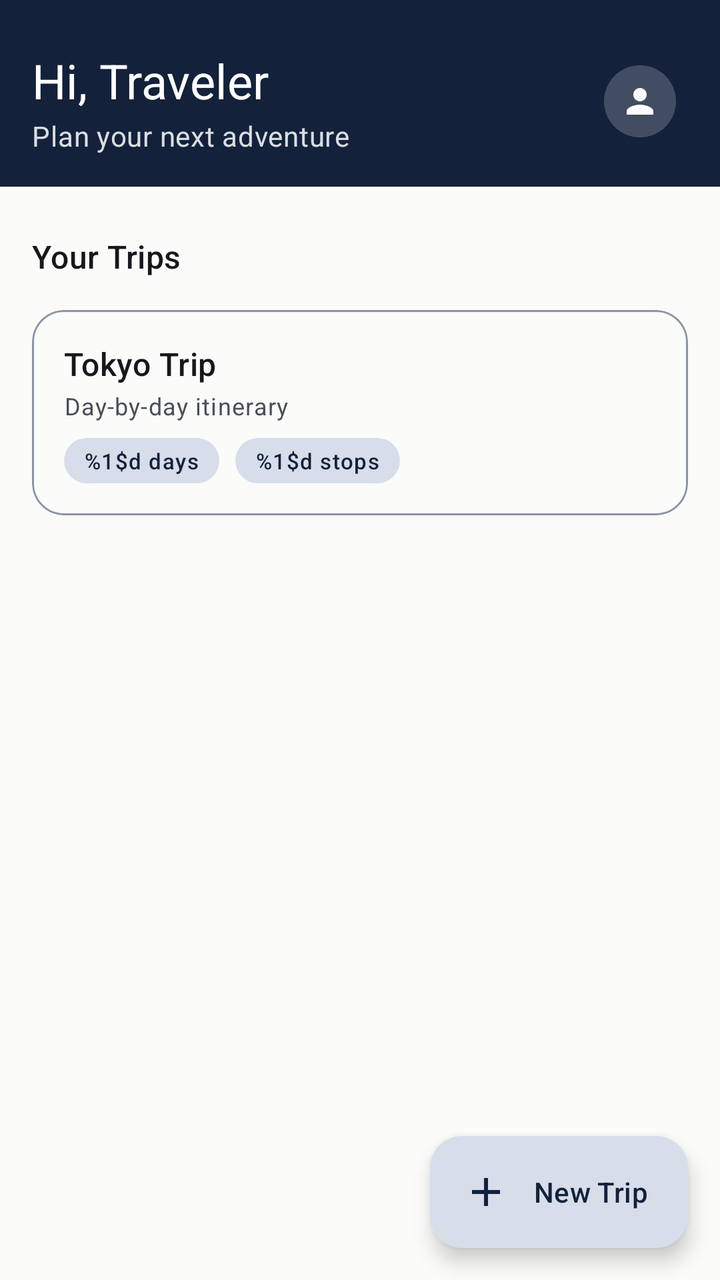
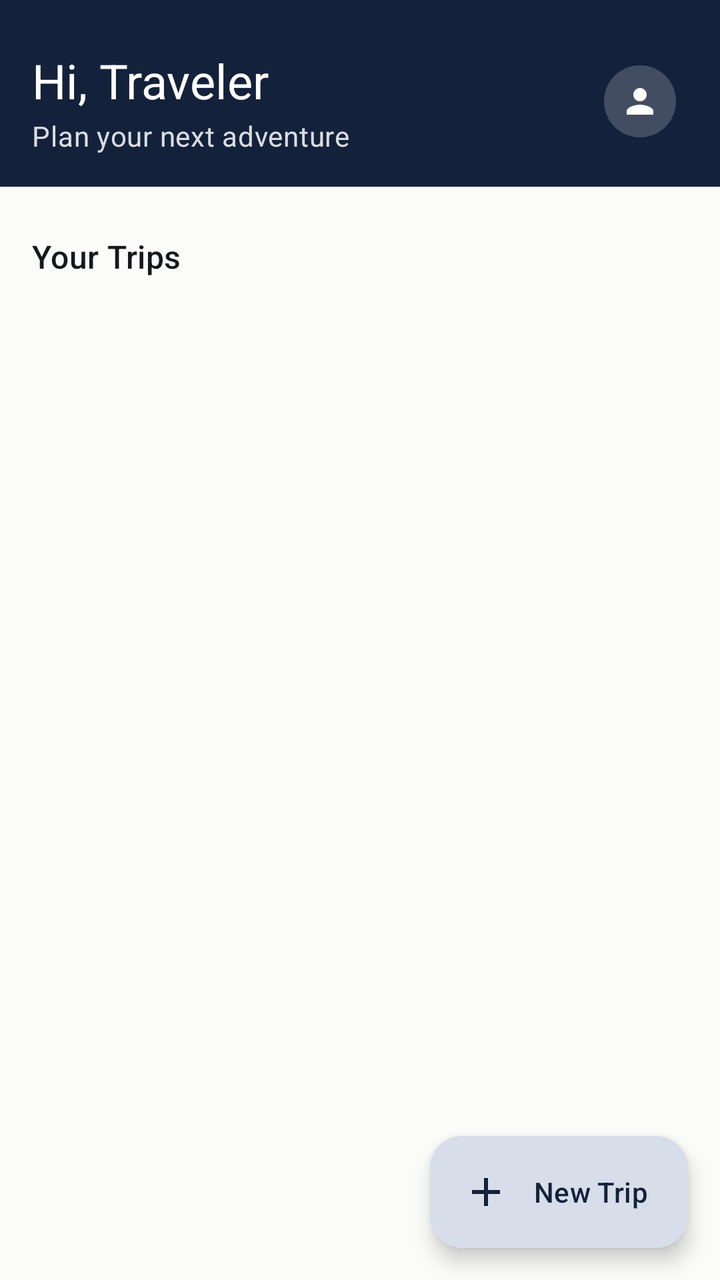

Before-and-after screenshots of an Android layout around one commit, followed by the original layout XML and the change that was made.
<!-- AndroidManifest.xml: application theme Theme.TripFit -->
<!-- res/layout/activity_home.xml -->
<?xml version="1.0" encoding="utf-8"?>
<androidx.coordinatorlayout.widget.CoordinatorLayout xmlns:android="http://schemas.android.com/apk/res/android"
    xmlns:app="http://schemas.android.com/apk/res-auto"
    xmlns:tools="http://schemas.android.com/tools"
    android:id="@+id/home_root"
    android:layout_width="match_parent"
    android:layout_height="match_parent"
    android:background="?attr/colorSurface"
    tools:context=".HomeActivity">

    <com.google.android.material.appbar.AppBarLayout
        android:layout_width="match_parent"
        android:layout_height="wrap_content"
        android:background="?attr/colorPrimary"
        android:elevation="0dp">

        <LinearLayout
            android:layout_width="match_parent"
            android:layout_height="wrap_content"
            android:gravity="center_vertical"
            android:orientation="horizontal"
            android:paddingHorizontal="@dimen/space_md"
            android:paddingTop="@dimen/space_lg"
            android:paddingBottom="@dimen/space_md">

            <LinearLayout
                android:layout_width="0dp"
                android:layout_height="wrap_content"
                android:layout_weight="1"
                android:orientation="vertical">

                <TextView
                    android:id="@+id/text_home_greeting"
                    android:layout_width="match_parent"
                    android:layout_height="wrap_content"
                    android:text="@string/home_greeting"
                    android:textAppearance="?attr/textAppearanceHeadlineSmall"
                    android:textColor="?attr/colorOnPrimary" />

                <TextView
                    android:layout_width="match_parent"
                    android:layout_height="wrap_content"
                    android:layout_marginTop="2dp"
                    android:alpha="0.85"
                    android:text="@string/home_subtitle"
                    android:textAppearance="?attr/textAppearanceBodyMedium"
                    android:textColor="?attr/colorOnPrimary" />

            </LinearLayout>

            <FrameLayout
                android:id="@+id/button_profile"
                android:layout_width="48dp"
                android:layout_height="48dp"
                android:layout_marginStart="@dimen/space_sm"
                android:background="?attr/selectableItemBackgroundBorderless"
                android:clickable="true"
                android:contentDescription="@string/cd_profile"
                android:focusable="true">

                <ImageView
                    android:layout_width="36dp"
                    android:layout_height="36dp"
                    android:layout_gravity="center"
                    android:background="@drawable/bg_avatar_header"
                    android:contentDescription="@null"
                    android:padding="8dp"
                    android:src="@drawable/ic_person_24" />

            </FrameLayout>

        </LinearLayout>

    </com.google.android.material.appbar.AppBarLayout>

    <androidx.core.widget.NestedScrollView
        android:layout_width="match_parent"
        android:layout_height="match_parent"
        android:clipToPadding="false"
        android:fillViewport="true"
        android:paddingBottom="@dimen/list_bottom_padding"
        app:layout_behavior="@string/appbar_scrolling_view_behavior">

        <LinearLayout
            android:layout_width="match_parent"
            android:layout_height="wrap_content"
            android:orientation="vertical">

            <TextView
                android:layout_width="match_parent"
                android:layout_height="wrap_content"
                android:paddingHorizontal="@dimen/space_md"
                android:paddingTop="@dimen/space_lg"
                android:paddingBottom="@dimen/space_sm"
                android:text="@string/home_your_trips"
                android:textAppearance="?attr/textAppearanceTitleMedium"
                android:textColor="?attr/colorOnBackground" />

            <com.google.android.material.card.MaterialCardView
                android:id="@+id/card_trip_tokyo"
                android:layout_width="match_parent"
                android:layout_height="wrap_content"
                android:layout_marginHorizontal="@dimen/space_md"
                android:layout_marginTop="@dimen/space_sm"
                android:checkable="false"
                android:clickable="true"
                android:focusable="true"
                android:foreground="?attr/selectableItemBackground"
                app:cardBackgroundColor="?attr/colorSurface"
                app:cardCornerRadius="@dimen/card_corner"
                app:cardElevation="0dp"
                app:strokeColor="?attr/colorOutline"
                app:strokeWidth="1dp">

                <LinearLayout
                    android:layout_width="match_parent"
                    android:layout_height="wrap_content"
                    android:orientation="vertical"
                    android:padding="@dimen/space_md">

                    <TextView
                        android:id="@+id/text_trip_title"
                        android:layout_width="match_parent"
                        android:layout_height="wrap_content"
                        android:text="@string/itinerary_title"
                        android:textAppearance="?attr/textAppearanceTitleMedium"
                        android:textColor="?attr/colorOnSurface" />

                    <TextView
                        android:id="@+id/text_trip_subtitle"
                        android:layout_width="match_parent"
                        android:layout_height="wrap_content"
                        android:layout_marginTop="2dp"
                        android:text="@string/itinerary_subtitle"
                        android:textAppearance="?attr/textAppearanceBodySmall"
                        android:textColor="?attr/colorOnSurfaceVariant" />

                    <LinearLayout
                        android:layout_width="wrap_content"
                        android:layout_height="wrap_content"
                        android:layout_marginTop="@dimen/space_sm"
                        android:orientation="horizontal">

                        <TextView
                            android:id="@+id/text_trip_days"
                            android:layout_width="wrap_content"
                            android:layout_height="wrap_content"
                            android:background="@drawable/bg_chip_count"
                            android:paddingHorizontal="@dimen/chip_padding_horizontal"
                            android:paddingVertical="@dimen/chip_padding_vertical"
                            android:text="@string/trip_days_count"
                            android:textAppearance="?attr/textAppearanceLabelSmall"
                            android:textColor="?attr/colorOnPrimaryContainer" />

                        <TextView
                            android:id="@+id/text_trip_stops"
                            android:layout_width="wrap_content"
                            android:layout_height="wrap_content"
                            android:layout_marginStart="@dimen/space_sm"
                            android:background="@drawable/bg_chip_count"
                            android:paddingHorizontal="@dimen/chip_padding_horizontal"
                            android:paddingVertical="@dimen/chip_padding_vertical"
                            android:text="@string/trip_stops_count"
                            android:textAppearance="?attr/textAppearanceLabelSmall"
                            android:textColor="?attr/colorOnPrimaryContainer" />

                    </LinearLayout>

                </LinearLayout>

            </com.google.android.material.card.MaterialCardView>

        </LinearLayout>

    </androidx.core.widget.NestedScrollView>

    <com.google.android.material.floatingactionbutton.ExtendedFloatingActionButton
        android:id="@+id/fab_new_trip"
        android:layout_width="wrap_content"
        android:layout_height="wrap_content"
        android:layout_gravity="bottom|end"
        android:layout_margin="@dimen/space_md"
        android:text="@string/new_trip"
        app:icon="@drawable/ic_add_24"
        app:layout_anchorGravity="bottom|end" />

</androidx.coordinatorlayout.widget.CoordinatorLayout>
<!-- resources referenced by this layout -->
<resources>
  <dimen name="card_corner">16dp</dimen>
  <dimen name="chip_padding_horizontal">10dp</dimen>
  <dimen name="chip_padding_vertical">4dp</dimen>
  <dimen name="list_bottom_padding">96dp</dimen>
  <dimen name="space_lg">24dp</dimen>
  <dimen name="space_md">16dp</dimen>
  <dimen name="space_sm">8dp</dimen>
  <!-- drawable bg_avatar_header (drawable) -->
  <?xml version="1.0" encoding="utf-8"?>
  <shape xmlns:android="http://schemas.android.com/apk/res/android"
      android:shape="oval">
      <solid android:color="#33FFFFFF" />
  </shape>
  <!-- drawable bg_chip_count (drawable) -->
  <?xml version="1.0" encoding="utf-8"?>
  <shape xmlns:android="http://schemas.android.com/apk/res/android"
      android:shape="rectangle">
      <solid android:color="?attr/colorPrimaryContainer" />
      <corners android:radius="@dimen/chip_corner_radius" />
  </shape>
  <!-- drawable ic_add_24 (drawable) -->
  <vector xmlns:android="http://schemas.android.com/apk/res/android"
      android:width="24dp"
      android:height="24dp"
      android:viewportWidth="24"
      android:viewportHeight="24">
      <path
          android:fillColor="@android:color/white"
          android:pathData="M19,13h-6v6h-2v-6H5v-2h6V5h2v6h6v2z" />
  </vector>
  <!-- drawable ic_person_24 (drawable) -->
  <vector xmlns:android="http://schemas.android.com/apk/res/android"
      android:width="24dp"
      android:height="24dp"
      android:viewportWidth="24"
      android:viewportHeight="24"
      android:tint="?attr/colorOnPrimary">
      <path
          android:fillColor="@android:color/white"
          android:pathData="M12,12c2.21,0 4,-1.79 4,-4s-1.79,-4 -4,-4 -4,1.79 -4,4 1.79,4 4,4zM12,14c-2.67,0 -8,1.34 -8,4v2h16v-2c0,-2.66 -5.33,-4 -8,-4z" />
  </vector>
  <string name="cd_profile">Profile</string>
  <string name="home_greeting">Hi, Traveler</string>
  <string name="home_subtitle">Plan your next adventure</string>
  <string name="home_your_trips">Your Trips</string>
  <string name="itinerary_subtitle">Day-by-day itinerary</string>
  <string name="itinerary_title">Tokyo Trip</string>
  <string name="new_trip">New Trip</string>
  <string name="trip_days_count">%1$d days</string>
  <string name="trip_stops_count">%1$d stops</string>
  <style name="Theme.TripFit" parent="Base.Theme.TripFit" />
  <dimen name="chip_corner_radius">20dp</dimen>
  <color name="md_primary">#13213B</color>
  <color name="md_on_primary">#FFFFFF</color>
  <color name="md_primary_container">#D7DEEA</color>
  <color name="md_on_primary_container">#13213B</color>
  <color name="md_secondary">#8A5B00</color>
  <color name="md_on_secondary">#FFFFFF</color>
  <color name="md_secondary_container">#FFE8B2</color>
  <color name="md_on_secondary_container">#2B1B00</color>
  <color name="md_background">#FBFBF9</color>
  <color name="md_on_background">#15181D</color>
  <color name="md_surface">#FBFBF9</color>
  <color name="md_on_surface">#15181D</color>
  <color name="md_surface_variant">#E7E9ED</color>
  <color name="md_on_surface_variant">#4A4E57</color>
  <color name="md_outline">#8B93A6</color>
  <!-- unchanged entries left out for length: 1 -->
</resources>

<!-- the commit's change to res/layout/activity_home.xml (unified diff, before → after) -->
@@ -11,7 +11,7 @@
     <com.google.android.material.appbar.AppBarLayout
         android:layout_width="match_parent"
         android:layout_height="wrap_content"
-        android:background="?attr/colorPrimary"
+        android:background="@color/ticket_carrier_navy"
         android:elevation="0dp">
 
         <LinearLayout
@@ -35,7 +35,7 @@
                     android:layout_height="wrap_content"
                     android:text="@string/home_greeting"
                     android:textAppearance="?attr/textAppearanceHeadlineSmall"
-                    android:textColor="?attr/colorOnPrimary" />
+                    android:textColor="@color/on_ticket_carrier" />
 
                 <TextView
                     android:layout_width="match_parent"
@@ -44,7 +44,7 @@
                     android:alpha="0.85"
                     android:text="@string/home_subtitle"
                     android:textAppearance="?attr/textAppearanceBodyMedium"
-                    android:textColor="?attr/colorOnPrimary" />
+                    android:textColor="@color/on_ticket_carrier" />
 
             </LinearLayout>
 
@@ -65,7 +65,8 @@
                     android:background="@drawable/bg_avatar_header"
                     android:contentDescription="@null"
                     android:padding="8dp"
-                    android:src="@drawable/ic_person_24" />
+                    android:src="@drawable/ic_person_24"
+                    app:tint="@color/on_ticket_carrier" />
 
             </FrameLayout>
 
@@ -96,79 +97,13 @@
                 android:textAppearance="?attr/textAppearanceTitleMedium"
                 android:textColor="?attr/colorOnBackground" />
 
-            <com.google.android.material.card.MaterialCardView
-                android:id="@+id/card_trip_tokyo"
+            <androidx.recyclerview.widget.RecyclerView
+                android:id="@+id/list_trips"
                 android:layout_width="match_parent"
                 android:layout_height="wrap_content"
-                android:layout_marginHorizontal="@dimen/space_md"
-                android:layout_marginTop="@dimen/space_sm"
-                android:checkable="false"
-                android:clickable="true"
-                android:focusable="true"
-                android:foreground="?attr/selectableItemBackground"
-                app:cardBackgroundColor="?attr/colorSurface"
-                app:cardCornerRadius="@dimen/card_corner"
-                app:cardElevation="0dp"
-                app:strokeColor="?attr/colorOutline"
-                app:strokeWidth="1dp">
-
-                <LinearLayout
-                    android:layout_width="match_parent"
-                    android:layout_height="wrap_content"
-                    android:orientation="vertical"
-                    android:padding="@dimen/space_md">
-
-                    <TextView
-                        android:id="@+id/text_trip_title"
-                        android:layout_width="match_parent"
-                        android:layout_height="wrap_content"
-                        android:text="@string/itinerary_title"
-                        android:textAppearance="?attr/textAppearanceTitleMedium"
-                        android:textColor="?attr/colorOnSurface" />
-
-                    <TextView
-                        android:id="@+id/text_trip_subtitle"
-                        android:layout_width="match_parent"
-                        android:layout_height="wrap_content"
-                        android:layout_marginTop="2dp"
-                        android:text="@string/itinerary_subtitle"
-                        android:textAppearance="?attr/textAppearanceBodySmall"
-                        android:textColor="?attr/colorOnSurfaceVariant" />
-
-                    <LinearLayout
-                        android:layout_width="wrap_content"
-                        android:layout_height="wrap_content"
-                        android:layout_marginTop="@dimen/space_sm"
-                        android:orientation="horizontal">
-
-                        <TextView
-                            android:id="@+id/text_trip_days"
-                            android:layout_width="wrap_content"
-                            android:layout_height="wrap_content"
-                            android:background="@drawable/bg_chip_count"
-                            android:paddingHorizontal="@dimen/chip_padding_horizontal"
-                            android:paddingVertical="@dimen/chip_padding_vertical"
-                            android:text="@string/trip_days_count"
-                            android:textAppearance="?attr/textAppearanceLabelSmall"
-                            android:textColor="?attr/colorOnPrimaryContainer" />
-
-                        <TextView
-                            android:id="@+id/text_trip_stops"
-                            android:layout_width="wrap_content"
-                            android:layout_height="wrap_content"
-                            android:layout_marginStart="@dimen/space_sm"
-                            android:background="@drawable/bg_chip_count"
-                            android:paddingHorizontal="@dimen/chip_padding_horizontal"
-                            android:paddingVertical="@dimen/chip_padding_vertical"
-                            android:text="@string/trip_stops_count"
-                            android:textAppearance="?attr/textAppearanceLabelSmall"
-                            android:textColor="?attr/colorOnPrimaryContainer" />
-
-                    </LinearLayout>
-
-                </LinearLayout>
-
-            </com.google.android.material.card.MaterialCardView>
+                android:nestedScrollingEnabled="false"
+                android:overScrollMode="never"
+                tools:listitem="@layout/item_trip_card" />
 
         </LinearLayout>
 
<!-- resource entries referenced after the edit -->
@@ -1,8 +1,7 @@
 <!-- resources referenced by this layout -->
 <resources>
-  <dimen name="card_corner">16dp</dimen>
-  <dimen name="chip_padding_horizontal">10dp</dimen>
-  <dimen name="chip_padding_vertical">4dp</dimen>
+  <color name="on_ticket_carrier">#FFFFFF</color>
+  <color name="ticket_carrier_navy">#13213B</color>
   <dimen name="list_bottom_padding">96dp</dimen>
   <dimen name="space_lg">24dp</dimen>
   <dimen name="space_md">16dp</dimen>
@@ -12,13 +11,6 @@
   <shape xmlns:android="http://schemas.android.com/apk/res/android"
       android:shape="oval">
       <solid android:color="#33FFFFFF" />
-  </shape>
-  <!-- drawable bg_chip_count (drawable) -->
-  <?xml version="1.0" encoding="utf-8"?>
-  <shape xmlns:android="http://schemas.android.com/apk/res/android"
-      android:shape="rectangle">
-      <solid android:color="?attr/colorPrimaryContainer" />
-      <corners android:radius="@dimen/chip_corner_radius" />
   </shape>
   <!-- drawable ic_add_24 (drawable) -->
   <vector xmlns:android="http://schemas.android.com/apk/res/android"
@@ -45,13 +37,8 @@
   <string name="home_greeting">Hi, Traveler</string>
   <string name="home_subtitle">Plan your next adventure</string>
   <string name="home_your_trips">Your Trips</string>
-  <string name="itinerary_subtitle">Day-by-day itinerary</string>
-  <string name="itinerary_title">Tokyo Trip</string>
   <string name="new_trip">New Trip</string>
-  <string name="trip_days_count">%1$d days</string>
-  <string name="trip_stops_count">%1$d stops</string>
   <style name="Theme.TripFit" parent="Base.Theme.TripFit" />
-  <dimen name="chip_corner_radius">20dp</dimen>
   <color name="md_primary">#13213B</color>
   <color name="md_on_primary">#FFFFFF</color>
   <color name="md_primary_container">#D7DEEA</color>
